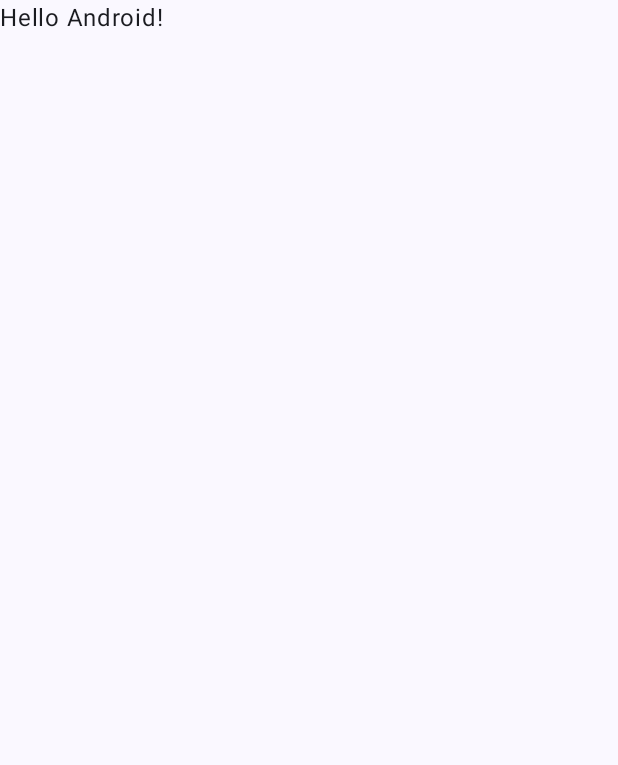
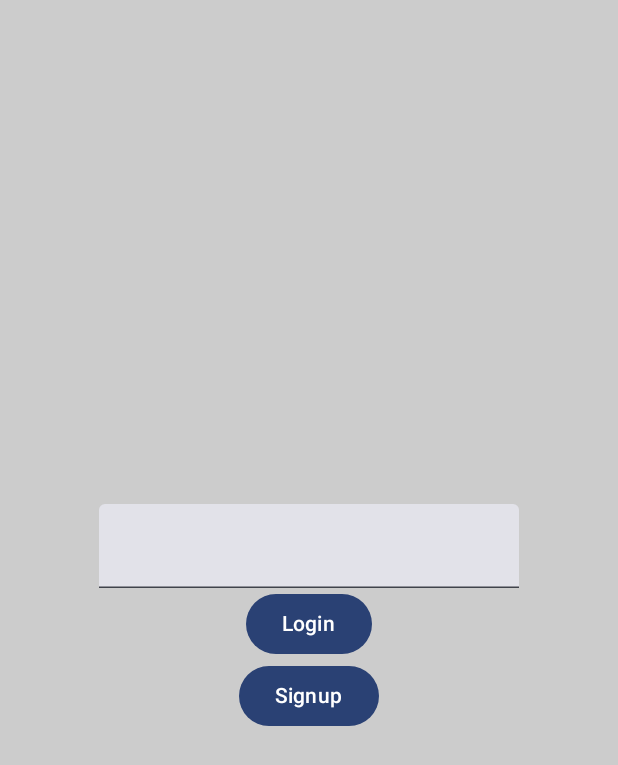
Before and after one commit to MinaFayezN/BM-Internship, an Android app built with Jetpack Compose: the screen it shows after launch (MainActivity), on a phone screen of 412 x 824 dp. Before the commit the part shown is almost empty. Shown: the top 765 px of the screen. Run offline under Robolectric (Android 15) with nearby library versions, the phone set to English and light mode, and no system bars.

```diff
--- a/app/build.gradle
+++ b/app/build.gradle
@@ -64,4 +64,6 @@ dependencies {
     androidTestImplementation 'androidx.compose.ui:ui-test-junit4'
     debugImplementation 'androidx.compose.ui:ui-tooling'
     debugImplementation 'androidx.compose.ui:ui-test-manifest'
+    def nav_version = "2.6.0"
+    implementation "androidx.navigation:navigation-compose:$nav_version"
 }
--- a/app/src/main/java/dev/mina/internship/MainActivity.kt
+++ b/app/src/main/java/dev/mina/internship/MainActivity.kt
@@ -3,13 +3,15 @@ package dev.mina.internship
 import android.os.Bundle
 import androidx.activity.ComponentActivity
 import androidx.activity.compose.setContent
-import androidx.compose.foundation.layout.fillMaxSize
-import androidx.compose.material3.MaterialTheme
-import androidx.compose.material3.Surface
-import androidx.compose.material3.Text
-import androidx.compose.runtime.Composable
-import androidx.compose.ui.Modifier
-import androidx.compose.ui.tooling.preview.Preview
+import androidx.navigation.NavType
+import androidx.navigation.compose.NavHost
+import androidx.navigation.compose.composable
+import androidx.navigation.compose.rememberNavController
+import androidx.navigation.navArgument
+import dev.mina.internship.ui.screens.HomeScreen
+import dev.mina.internship.ui.screens.LoginScreen
+import dev.mina.internship.ui.screens.ProfileScreen
+import dev.mina.internship.ui.screens.SignUpScreen
 import dev.mina.internship.ui.theme.BMInternshipTheme
 
 class MainActivity : ComponentActivity() {
@@ -17,30 +19,55 @@ class MainActivity : ComponentActivity() {
         super.onCreate(savedInstanceState)
         setContent {
             BMInternshipTheme {
-                // A surface container using the 'background' color from the theme
-                Surface(
-                    modifier = Modifier.fillMaxSize(),
-                    color = MaterialTheme.colorScheme.background
-                ) {
-                    Greeting("Android")
+                // Place for handling multiple screens
+//                val context = LocalContext.current
+//                val navController by rememberSaveable { mutableStateOf(NavHostController(context)) }
+                val navController = rememberNavController()
+                NavHost(navController = navController, startDestination = "login") {
+
+                    composable("login") {
+                        LoginScreen(navController)
+                    }
+                    composable(
+                        "home/{name}&{id}",
+                        arguments = listOf(
+                            navArgument("name") { type = NavType.StringType },
+                            navArgument("id") { type = NavType.IntType },
+                        )
+                    ) {
+                        val name = it.arguments?.getString("name") ?: "No Name added"
+                        val id = it.arguments?.getInt("id")
+                        HomeScreen(navController, name, id)
+                    }
+                    composable("register") {
+                        SignUpScreen(navController)
+                    }
+                    composable(
+                        route = "profile/{firstName}&{lastName}&{email}&{age}",
+                        arguments = listOf(
+                            navArgument("firstName") { type = NavType.StringType },
+                            navArgument("lastName") { type = NavType.StringType },
+                            navArgument("email") { type = NavType.StringType },
+                            navArgument("age") { type = NavType.IntType },
+                        )
+                    ) { navBackStackEntry ->
+                        val firstName =
+                            navBackStackEntry.arguments?.getString("firstName") ?: "NoName"
+                        val lastName =
+                            navBackStackEntry.arguments?.getString("lastName") ?: "NoName"
+                        val email = navBackStackEntry.arguments?.getString("email") ?: "NoEmail"
+                        val age = navBackStackEntry.arguments?.getInt("age") ?: 0
+                        ProfileScreen(
+                            navController,
+                            firstName,
+                            lastName,
+                            email,
+                            age,
+                        )
+                    }
+
                 }
             }
         }
     }
 }
-
-@Composable
-fun Greeting(name: String, modifier: Modifier = Modifier) {
-    Text(
-        text = "Hello $name!",
-        modifier = modifier
-    )
-}
-
-@Preview(showBackground = true)
-@Composable
-fun GreetingPreview() {
-    BMInternshipTheme {
-        Greeting("Android")
-    }
-}
--- /dev/null
+++ b/app/src/main/java/dev/mina/internship/ui/screens/LoginScreen.kt
@@ -0,0 +1,46 @@
+package dev.mina.internship.ui.screens
+
+import androidx.compose.foundation.background
+import androidx.compose.foundation.layout.Arrangement
+import androidx.compose.foundation.layout.Column
+import androidx.compose.foundation.layout.fillMaxSize
+import androidx.compose.material3.Button
+import androidx.compose.material3.ExperimentalMaterial3Api
+import androidx.compose.material3.Text
+import androidx.compose.material3.TextField
+import androidx.compose.runtime.Composable
+import androidx.compose.runtime.getValue
+import androidx.compose.runtime.mutableStateOf
+import androidx.compose.runtime.remember
+import androidx.compose.runtime.setValue
+import androidx.compose.ui.Alignment
+import androidx.compose.ui.Modifier
+import androidx.compose.ui.graphics.Color
+import androidx.navigation.NavHostController
+
+@OptIn(ExperimentalMaterial3Api::class)
+@Composable
+fun LoginScreen(navController: NavHostController) {
+    Column(
+        modifier = Modifier
+            .fillMaxSize()
+            .background(Color.LightGray),
+        verticalArrangement = Arrangement.Center,
+        horizontalAlignment = Alignment.CenterHorizontally
+    ) {
+        var textValue by remember { mutableStateOf("") }
+        TextField(value = textValue, onValueChange = { textValue = it })
+        Button(onClick = {
+            navController.navigate("home/$textValue&${textValue.length}")
+        }) {
+            Text(text = "Login")
+        }
+        Button(onClick = {
+            navController.navigate("register")
+        }) {
+            Text(text = "Signup")
+        }
+    }
+
+
+}
```
Also changed, not shown: app/src/main/java/dev/mina/internship/ui/screens/HomeScreen.kt (added, +43 -0 lines), app/src/main/java/dev/mina/internship/ui/screens/ProfileScreen.kt (added, +107 -0 lines), app/src/main/java/dev/mina/internship/ui/screens/SignUpScreen.kt (added, +65 -0 lines), app/src/main/res/drawable/user.png (added).
